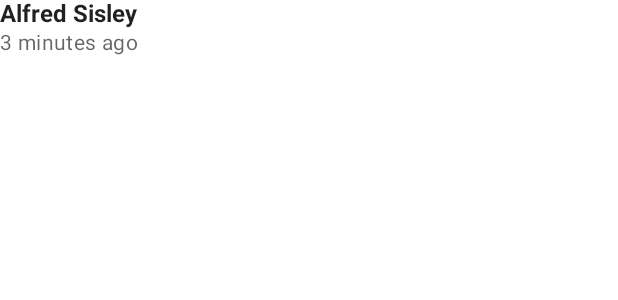
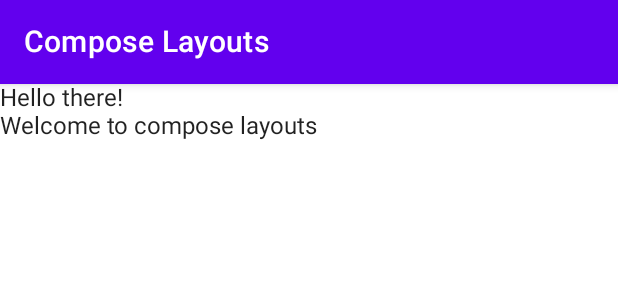
Before and after one commit to otsembo/ComposeLearning, an Android app built with Jetpack Compose: the @Preview function DefaultPreview, on a phone screen of 412 x 824 dp. Shown: the top 300 px of the screen. Run offline under Robolectric (Android 15) with nearby library versions, the phone set to English and light mode, and no system bars.

Commit message:
Custom Layouts

```diff
--- /dev/null
+++ b/Layouts/app/src/main/java/com/eeyan/layouts/ui/composables/MaterialComposable.kt
@@ -0,0 +1,33 @@
+package com.eeyan.layouts.ui.composables
+
+import androidx.compose.foundation.layout.Column
+import androidx.compose.foundation.layout.padding
+import androidx.compose.material.Scaffold
+import androidx.compose.material.Text
+import androidx.compose.material.TopAppBar
+import androidx.compose.runtime.Composable
+import androidx.compose.ui.Modifier
+
+
+@Composable
+fun LayoutsCodelab() {
+
+    Scaffold (
+        topBar ={ TopAppBar(title = { Text(text = "Compose Layouts")}) }
+            ){ innerPadding ->
+        BodyContent(modifier = Modifier.padding(innerPadding))
+    }
+
+}
+
+@Composable
+fun BodyContent(modifier: Modifier = Modifier) {
+
+    Column(modifier = modifier) {
+
+        Text(text = "Hello there!")
+        Text(text = "Welcome to compose layouts")
+
+    }
+
+}
```
Also changed, not shown: Layouts/app/src/main/java/com/eeyan/layouts/MainActivity.kt (+43 -8 lines).
